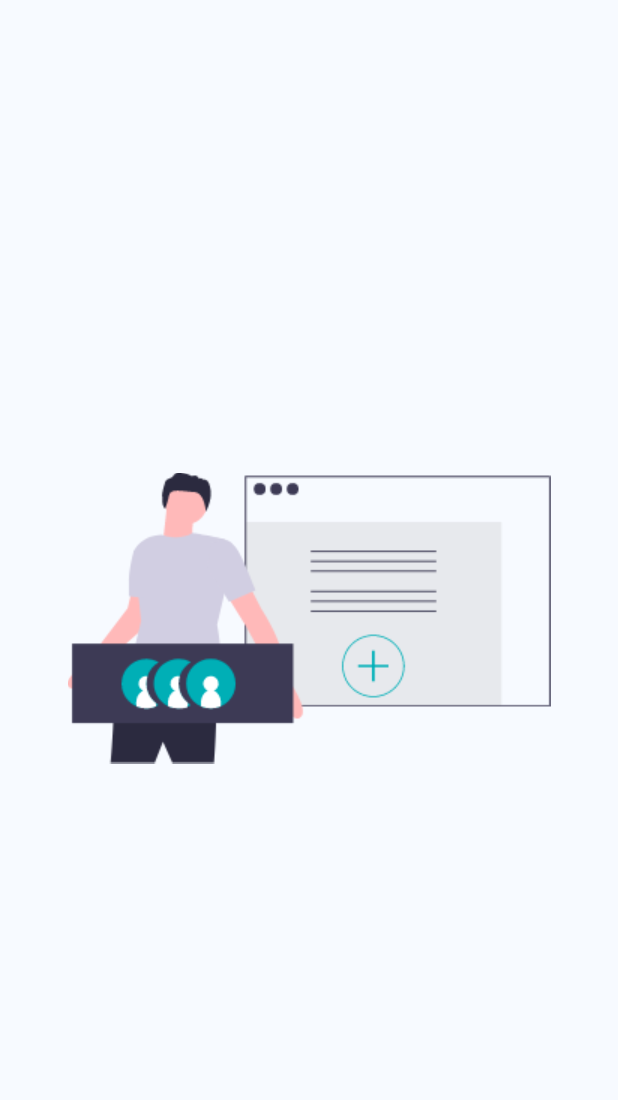
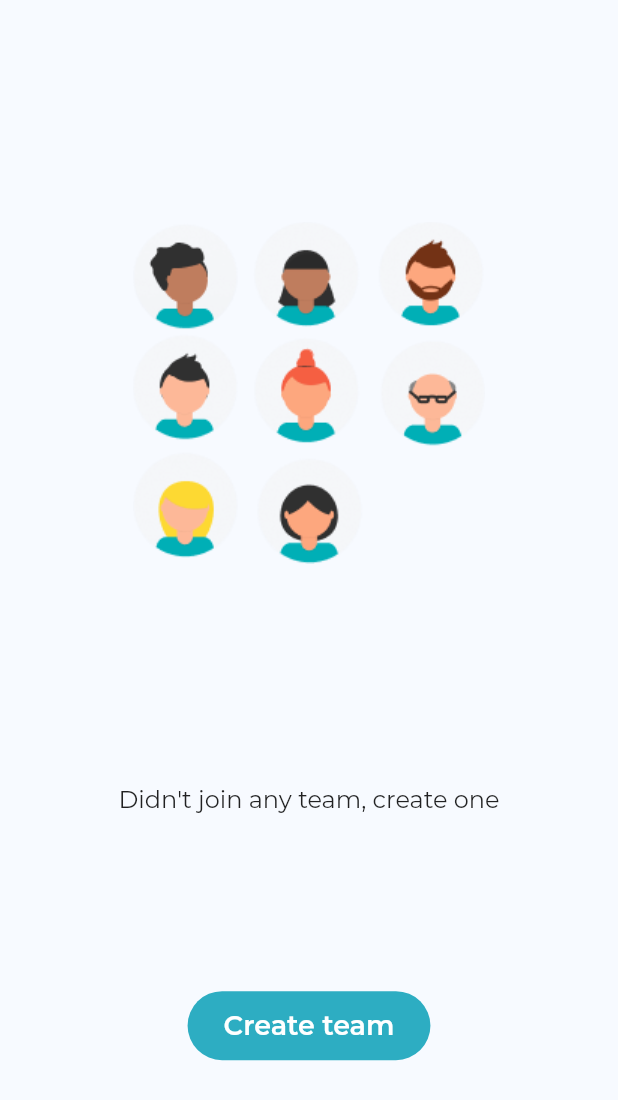
Before and after one commit to Runbhumi/Runbhumi, a Flutter app: the TeamChats screen opened directly, on a phone screen of 412 x 824 dp. Shown: the top 1100 px of the screen. Run offline on Flutter 3.47's test engine with Material 2 defaults, Android fonts, the phone set to English and light mode, and no system bars; our stand-ins replace bubble_tab_indicator, cloud_firestore, datetime_picker_formfield, firebase_auth, firebase_core, firebase_messaging and 8 more; accounts and stored records are empty; project files that could hold a hidden picture were left out.

Commit message:
teams added teams empty state

```diff
--- a/lib/view/Chats/messagePage.dart
+++ b/lib/view/Chats/messagePage.dart
@@ -230,8 +230,25 @@ class _TeamChatsState extends State<TeamChats> {
                 });
           } else {
             return Container(
-              child: Center(
-                child: Image.asset("assets/add-friends.png"),
+              child: Column(
+                mainAxisAlignment: MainAxisAlignment.spaceEvenly,
+                children: [
+                  Center(
+                    child: Image.asset("assets/teams_illustration.png",
+                        width: 300),
+                  ),
+                  Text(
+                    "Didn't join any team, create one",
+                    style: Theme.of(context).textTheme.subtitle1,
+                  ),
+                  Button(
+                    myColor: Theme.of(context).primaryColor,
+                    myText: "Create team",
+                    onPressed: () {
+                      Navigator.pushNamed(context, "/createteam");
+                    },
+                  )
+                ],
               ),
             );
           }
```
